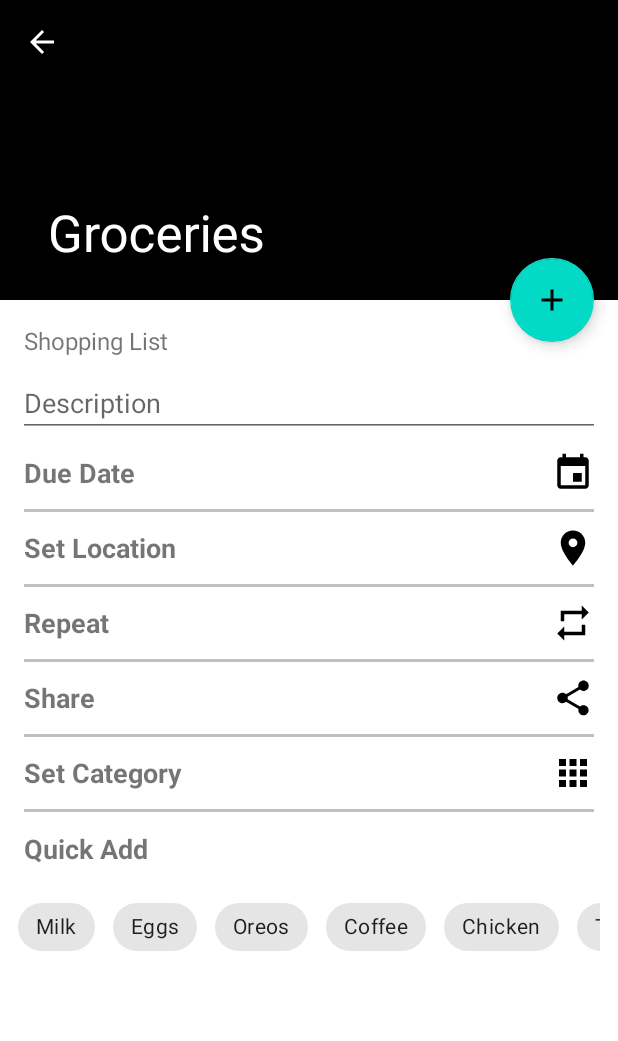
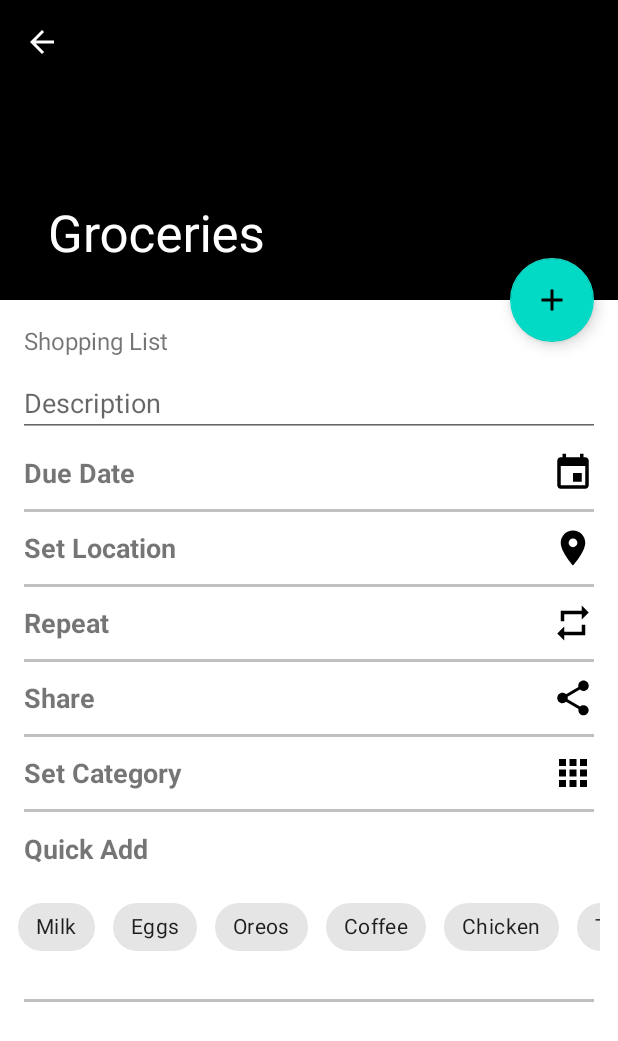
Before and after one commit to ryubears/re-mind, an Android app: the screen it shows after launch (TaskDetailActivity), after a tap on "Groceries", on a phone screen of 412 x 824 dp. Shown: the top 1041 px of the screen. Run offline under Robolectric (Android 15) with nearby library versions, the light colour scheme and no system bars; 2 statements that could not run were skipped.

Commit message:
finish quick add

```diff
--- a/app/src/main/java/com/yoseph/re_mind/ui/activities/TaskDetailActivity.java
+++ b/app/src/main/java/com/yoseph/re_mind/ui/activities/TaskDetailActivity.java
@@ -4,16 +4,22 @@ import android.content.Intent;
 import android.os.Bundle;
 import android.view.MenuItem;
 import android.view.View;
+import android.widget.ArrayAdapter;
+import android.widget.ListView;
 
 import androidx.appcompat.app.ActionBar;
 import androidx.appcompat.app.AppCompatActivity;
 import androidx.appcompat.widget.Toolbar;
 
+import com.google.android.material.chip.Chip;
 import com.google.android.material.floatingactionbutton.FloatingActionButton;
 import com.google.android.material.snackbar.Snackbar;
 import com.yoseph.re_mind.R;
 import com.yoseph.re_mind.ui.fragments.OverviewFragment;
 import com.yoseph.re_mind.ui.fragments.TaskDetailFragment;
+
+import java.util.ArrayList;
+import java.util.List;
 
 /**
  * An activity representing a single Task detail screen. This
@@ -26,6 +32,8 @@ public class TaskDetailActivity extends AppCompatActivity {
         super.onCreate(savedInstanceState);
         setContentView(R.layout.activity_task_detail);
         Toolbar toolbar = findViewById(R.id.detail_toolbar);
+        Chip chip = findViewById(R.id.chip);
+        ListView lv = findViewById(R.id.subItems);
         setSupportActionBar(toolbar);
 
         FloatingActionButton fab = findViewById(R.id.fab);
@@ -42,6 +50,20 @@ public class TaskDetailActivity extends AppCompatActivity {
         if (actionBar != null) {
             actionBar.setDisplayHomeAsUpEnabled(true);
         }
+
+
+        final List<String> sub_list = new ArrayList<>();
+        final ArrayAdapter<String> arrayAdapter = new ArrayAdapter<>(this, android.R.layout.simple_list_item_1, sub_list);
+        lv.setAdapter(arrayAdapter);
+
+        chip.setOnClickListener(new View.OnClickListener() {
+            @Override
+            public void onClick(View view) {
+                sub_list.add((String) chip.getText());
+                lv.setVisibility(view.VISIBLE);
+                arrayAdapter.notifyDataSetChanged();
+            }
+        });
 
         // savedInstanceState is non-null when there is fragment state
         // saved from previous configurations of this activity
--- a/app/src/main/res/layout/quick_add.xml
+++ b/app/src/main/res/layout/quick_add.xml
@@ -52,37 +52,37 @@
                     android:id="@+id/chip6"
                     android:layout_width="wrap_content"
                     android:layout_height="wrap_content"
-                    android:text="Milk"/>
+                    android:text="@string/milk" />
 
                 <com.google.android.material.chip.Chip
                     android:id="@+id/chip5"
                     android:layout_width="wrap_content"
                     android:layout_height="wrap_content"
-                    android:text="Eggs"/>
+                    android:text="@string/eggs" />
 
                 <com.google.android.material.chip.Chip
                     android:id="@+id/chip4"
                     android:layout_width="wrap_content"
                     android:layout_height="wrap_content"
-                    android:text="Oreos"/>
+                    android:text="@string/oreos" />
 
                 <com.google.android.material.chip.Chip
                     android:id="@+id/chip3"
                     android:layout_width="wrap_content"
                     android:layout_height="wrap_content"
-                    android:text="Coffee"/>
+                    android:text="@string/coffee" />
 
                 <com.google.android.material.chip.Chip
                     android:id="@+id/chip2"
                     android:layout_width="wrap_content"
                     android:layout_height="wrap_content"
-                    android:text="Chicken"/>
+                    android:text="@string/chicken" />
 
                 <com.google.android.material.chip.Chip
                     android:id="@+id/chip"
                     android:layout_width="wrap_content"
                     android:layout_height="wrap_content"
-                    android:text="Tea"/>
+                    android:text="@string/tea" />
 
             </com.google.android.material.chip.ChipGroup>
 
--- a/app/src/main/res/layout/task_detail.xml
+++ b/app/src/main/res/layout/task_detail.xml
@@ -198,6 +198,18 @@
         android:layout_height="wrap_content"
         android:layout_margin="8dp" />
 
+    <View
+        android:id="@+id/View"
+        android:layout_width="match_parent"
+        android:layout_height="2dp"
+        android:layout_marginHorizontal="@dimen/task_padding"
+        android:background="#c0c0c0" />
+
+    <include
+        layout="@layout/sub_items"
+        android:layout_width="match_parent"
+        android:layout_height="wrap_content"
+        android:visibility="gone" />
 
 
 </LinearLayout>
--- a/app/src/main/res/values/strings.xml
+++ b/app/src/main/res/values/strings.xml
@@ -26,8 +26,16 @@
     <string name="time_alert_text">Time</string>
     <string name="place_alert_text">Place</string>
     <string name="quick_add">Quick Add</string>
+    <string name="sub_items">Sub Items</string>
     <string name="title_task_list">Tasks</string>
     <string name="title_task_detail">Task Detail</string>
+
+    <string name="milk">Milk</string>
+    <string name="eggs">Eggs</string>
+    <string name="oreos">Oreos</string>
+    <string name="coffee">Coffee</string>
+    <string name="chicken">Chicken</string>
+    <string name="tea">Tea</string>
 
     <string name="description">Description</string>
 
```
Also changed, not shown: app/src/main/java/com/yoseph/re_mind/ui/fragments/TaskSubItemsFragment.java (added, +18 -0 lines), app/src/main/res/layout/sub_items.xml (added, +31 -0 lines).
